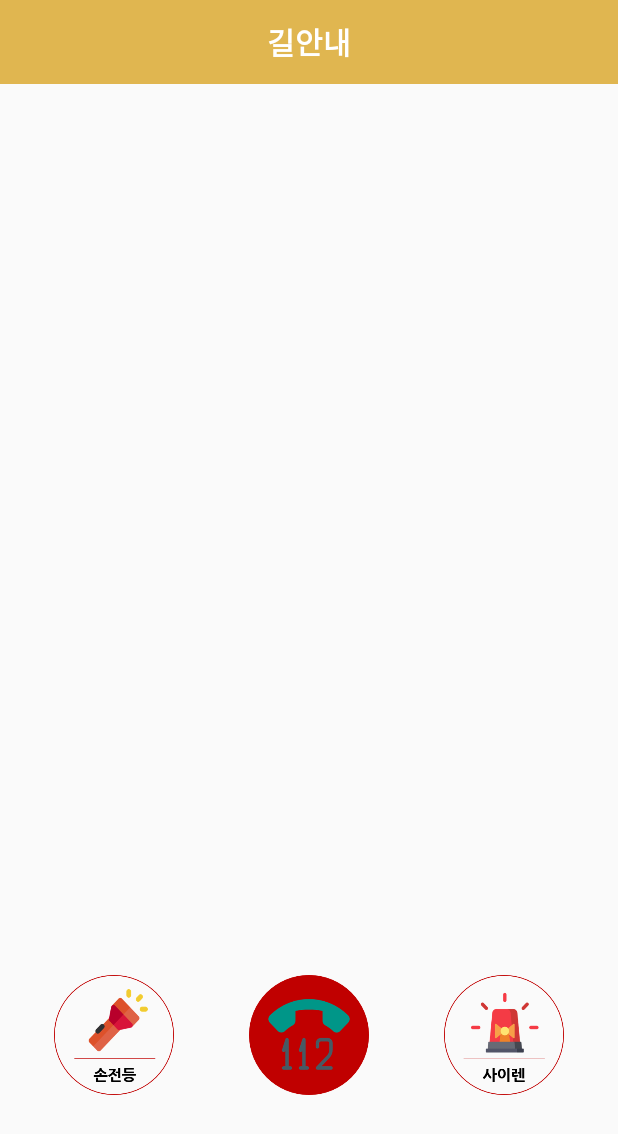
After one commit to hyunajin/JustTrustMe, an Android app: the Guide screen opened directly, with no data from a screen before it, on a phone screen of 412 x 824 dp. The commit adds this screen. Shown: the top 1134 px of the screen. Run offline under Robolectric (Android 15) with nearby library versions, the phone set to English and light mode, and no system bars.

Commit message:
손전등, 사이렌 기능 추가

```diff
--- /dev/null
+++ b/JustTrustMe/app/src/main/res/layout/activity_guide.xml
@@ -0,0 +1,80 @@
+<?xml version="1.0" encoding="utf-8"?>
+<android.support.v4.widget.DrawerLayout xmlns:android="http://schemas.android.com/apk/res/android"
+    xmlns:app="http://schemas.android.com/apk/res-auto"
+    xmlns:tools="http://schemas.android.com/tools"
+    android:id="@+id/drawer_layout_BM"
+    android:layout_width="match_parent"
+    android:layout_height="match_parent"
+    tools:context=".Guide">
+
+    <LinearLayout xmlns:android="http://schemas.android.com/apk/res/android"
+        xmlns:app="http://schemas.android.com/apk/res-auto"
+        xmlns:tools="http://schemas.android.com/tools"
+        android:layout_width="match_parent"
+        android:layout_height="match_parent"
+        android:orientation="vertical">
+
+        <android.support.v7.widget.Toolbar
+            android:id="@+id/toolbar"
+            android:layout_width="match_parent"
+            android:layout_height="56dp"
+            android:layout_gravity="top"
+            android:background="#E0B650"
+            android:foregroundGravity="top"
+            android:gravity="top">
+
+            <TextView
+                android:id="@+id/toolbar_title"
+                android:layout_width="wrap_content"
+                android:layout_height="wrap_content"
+                android:layout_gravity="center"
+                android:text="@string/guide"
+                android:textColor="@android:color/white"
+                android:textSize="20sp"
+                android:textStyle="bold" />
+        </android.support.v7.widget.Toolbar>
+        <LinearLayout
+            android:id="@+id/guide_view"
+            android:layout_width="match_parent"
+            android:layout_height="match_parent"
+            android:orientation="vertical">
+
+            <LinearLayout
+                android:layout_marginTop="500dp"
+                android:gravity="center"
+                android:layout_width="match_parent"
+                android:layout_height="match_parent"
+                android:orientation="horizontal">
+                <Button
+                    android:id="@+id/flash_btn"
+                    android:layout_width="80dp"
+                    android:layout_height="80dp"
+                    android:background="@drawable/flash_btn" />
+                <Button
+                    android:id="@+id/sms_btn"
+                    android:layout_marginLeft="50dp"
+                    android:layout_marginRight="50dp"
+                    android:layout_width="80dp"
+                    android:layout_height="80dp"
+                    android:background="@drawable/call_btn" />
+                <Button
+                    android:id="@+id/siren_btn"
+                    android:layout_width="80dp"
+                    android:layout_height="80dp"
+                    android:background="@drawable/siren_btn" />
+            </LinearLayout>
+
+        </LinearLayout>
+
+    </LinearLayout>
+
+    <android.support.design.widget.NavigationView
+        android:id="@+id/nav_view"
+        android:layout_width="wrap_content"
+        android:layout_height="match_parent"
+        android:layout_gravity="start"
+        android:fitsSystemWindows="false"
+        app:headerLayout="@layout/nav_header_main"
+        app:menu="@menu/nav_bottom_main">
+    </android.support.design.widget.NavigationView>
+</android.support.v4.widget.DrawerLayout>
--- a/JustTrustMe/app/src/main/res/values/strings.xml
+++ b/JustTrustMe/app/src/main/res/values/strings.xml
@@ -7,6 +7,7 @@
     <string name="other_settings">기타설정</string>
     <string name="nick_name">나만 믿어 님</string>
     <string name="finding_a_way">길찾기</string>
+    <string name="guide">길안내</string>
     <string name="book_mark">즐겨찾기</string>
     <string name="register_contacts">연락처 등록</string>
     <string name="notice">공지사항</string>
```
Also changed, not shown: JustTrustMe/app/src/main/AndroidManifest.xml (+15 -17 lines), JustTrustMe/app/src/main/java/com/example/asus/justtrustme/Guide.java (added, +181 -0 lines), JustTrustMe/app/src/main/res/drawable/call_btn.png (added), JustTrustMe/app/src/main/res/drawable/flash_btn.png (added), JustTrustMe/app/src/main/res/drawable/siren_btn.png (added), 1 other file.
